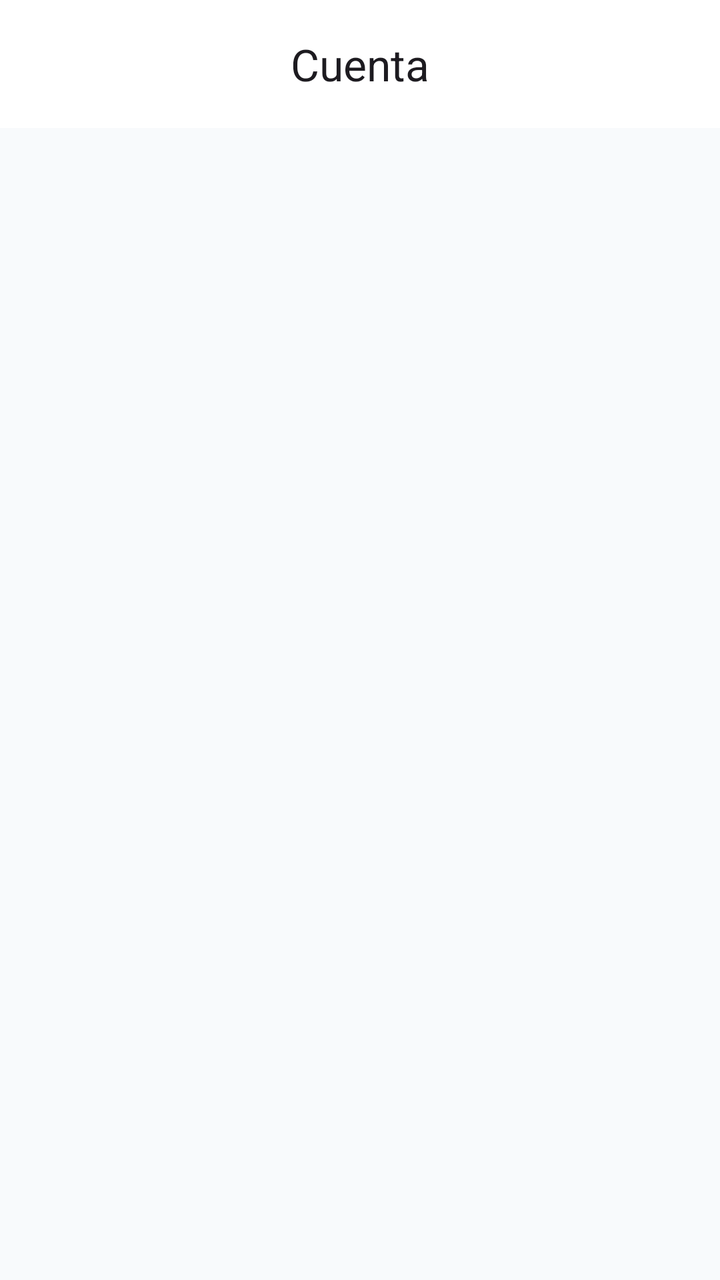
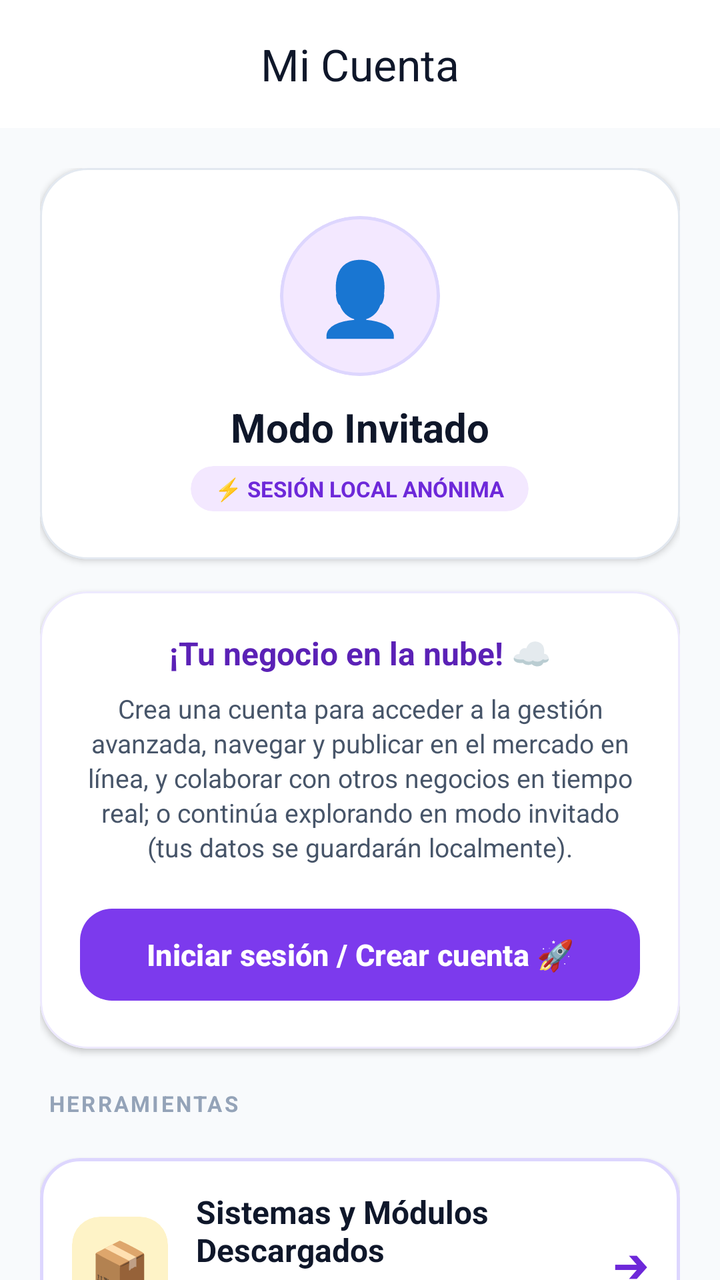

Screens rendered from an Android XML layout before and after an edit, with the pre-edit source and the edit as a unified diff.
<!-- AndroidManifest.xml: application theme Theme.Gomezmart -->
<!-- res/layout/fragment_buyer_account.xml -->
<?xml version="1.0" encoding="utf-8"?>
<androidx.coordinatorlayout.widget.CoordinatorLayout xmlns:android="http://schemas.android.com/apk/res/android"
    xmlns:app="http://schemas.android.com/apk/res-auto"
    android:layout_width="match_parent"
    android:layout_height="match_parent"
    android:background="@color/slate_50">

    <com.google.android.material.appbar.AppBarLayout
        android:layout_width="match_parent"
        android:layout_height="wrap_content"
        android:background="@color/white"
        app:elevation="0dp">
        <com.google.android.material.appbar.MaterialToolbar
            android:id="@+id/toolbarAccount"
            android:layout_width="match_parent"
            android:layout_height="?attr/actionBarSize"
            app:title="Cuenta"
            app:titleCentered="true" />
    </com.google.android.material.appbar.AppBarLayout>

    <FrameLayout
        android:id="@+id/containerBuyerAccountEmpty"
        android:layout_width="match_parent"
        android:layout_height="match_parent"
        app:layout_behavior="@string/appbar_scrolling_view_behavior">

        
    </FrameLayout>

</androidx.coordinatorlayout.widget.CoordinatorLayout>
<!-- resources referenced by this layout -->
<resources>
  <color name="slate_50">#F8FAFC</color>
  <color name="white">#FFFFFFFF</color>
  <style name="Theme.Gomezmart" parent="Base.Theme.Gomezmart" />
  <style name="Base.Theme.Gomezmart" parent="Theme.Material3.DayNight.NoActionBar">
          <item name="colorPrimary">@color/purple_600</item>
          <item name="colorOnPrimary">@color/white</item>
          <item name="colorSecondary">@color/indigo_500</item>
          <item name="colorSurface">@color/slate_50</item>
          <item name="colorOnSurface">@color/slate_900</item>
          <item name="colorOnSurfaceVariant">@color/slate_500</item>
          <item name="colorSurfaceContainer">@color/white</item>
          <item name="android:windowBackground">@color/slate_50</item>
      </style>
  <color name="purple_600">#7C3AED</color>
  <color name="indigo_500">#6366F1</color>
  <color name="slate_900">#0F172A</color>
  <color name="slate_500">#64748B</color>
</resources>

<!-- the commit's change to res/layout/fragment_buyer_account.xml (unified diff, before → after) -->
@@ -6,25 +6,484 @@
     android:background="@color/slate_50">
 
     <com.google.android.material.appbar.AppBarLayout
+        android:id="@+id/appBarAccount"
         android:layout_width="match_parent"
         android:layout_height="wrap_content"
         android:background="@color/white"
-        app:elevation="0dp">
+        app:elevation="2dp">
+
         <com.google.android.material.appbar.MaterialToolbar
             android:id="@+id/toolbarAccount"
             android:layout_width="match_parent"
             android:layout_height="?attr/actionBarSize"
-            app:title="Cuenta"
-            app:titleCentered="true" />
+            app:title="Mi Cuenta"
+            app:titleCentered="true"
+            app:titleTextColor="@color/slate_900" />
     </com.google.android.material.appbar.AppBarLayout>
 
-    <FrameLayout
-        android:id="@+id/containerBuyerAccountEmpty"
+    <androidx.core.widget.NestedScrollView
         android:layout_width="match_parent"
         android:layout_height="match_parent"
+        android:fillViewport="true"
         app:layout_behavior="@string/appbar_scrolling_view_behavior">
 
-        
-    </FrameLayout>
+        <LinearLayout
+            android:layout_width="match_parent"
+            android:layout_height="wrap_content"
+            android:orientation="vertical"
+            android:padding="20dp">
+
+            
+            <com.google.android.material.card.MaterialCardView
+                android:id="@+id/cardGuestProfileHeader"
+                android:layout_width="match_parent"
+                android:layout_height="wrap_content"
+                app:cardCornerRadius="24dp"
+                app:cardElevation="2dp"
+                app:cardBackgroundColor="@color/white"
+                app:strokeWidth="1dp"
+                app:strokeColor="@color/slate_200">
+
+                <LinearLayout
+                    android:layout_width="match_parent"
+                    android:layout_height="wrap_content"
+                    android:orientation="vertical"
+                    android:gravity="center"
+                    android:padding="24dp">
+
+                    <com.google.android.material.card.MaterialCardView
+                        android:layout_width="80dp"
+                        android:layout_height="80dp"
+                        app:cardCornerRadius="40dp"
+                        app:cardElevation="0dp"
+                        app:cardBackgroundColor="#F3E8FF"
+                        app:strokeWidth="1.5dp"
+                        app:strokeColor="@color/purple_200">
+
+                        <FrameLayout
+                            android:layout_width="match_parent"
+                            android:layout_height="match_parent">
+
+                            <TextView
+                                android:id="@+id/tvAccountProfileInitial"
+                                android:layout_width="match_parent"
+                                android:layout_height="match_parent"
+                                android:gravity="center"
+                                android:text="👤"
+                                android:textSize="36sp" />
+
+                            <ImageView
+                                android:id="@+id/ivAccountProfilePhoto"
+                                android:layout_width="match_parent"
+                                android:layout_height="match_parent"
+                                android:scaleType="centerCrop"
+                                android:visibility="gone" />
+                        </FrameLayout>
+                    </com.google.android.material.card.MaterialCardView>
+
+                    <TextView
+                        android:id="@+id/tvGuestName"
+                        android:layout_width="wrap_content"
+                        android:layout_height="wrap_content"
+                        android:layout_marginTop="12dp"
+                        android:text="Modo Invitado"
+                        android:textColor="@color/slate_900"
+                        android:textSize="20sp"
+                        android:textStyle="bold" />
+
+                    <TextView
+                        android:id="@+id/tvAccountEmail"
+                        android:layout_width="wrap_content"
+                        android:layout_height="wrap_content"
+                        android:layout_marginTop="2dp"
+                        android:text="usuario@correo.com"
+                        android:textColor="@color/slate_500"
+                        android:textSize="13sp"
+                        android:visibility="gone" />
+
+                    
+                    <com.google.android.material.card.MaterialCardView
+                        android:layout_width="wrap_content"
+                        android:layout_height="wrap_content"
+                        android:layout_marginTop="6dp"
+                        app:cardCornerRadius="12dp"
+                        app:cardElevation="0dp"
+                        app:cardBackgroundColor="#F3E8FF"
+                        app:strokeWidth="0dp">
+
+                        <TextView
+                            android:id="@+id/tvAccountBadge"
+                            android:layout_width="wrap_content"
+                            android:layout_height="wrap_content"
+                            android:paddingHorizontal="12dp"
+                            android:paddingVertical="4dp"
+                            android:text="⚡ SESIÓN LOCAL ANÓNIMA"
+                            android:textColor="@color/purple_700"
+                            android:textSize="11sp"
+                            android:textStyle="bold" />
+                    </com.google.android.material.card.MaterialCardView>
+                </LinearLayout>
+            </com.google.android.material.card.MaterialCardView>
+
+            
+            <com.google.android.material.card.MaterialCardView
+                android:id="@+id/cardGuestActionPrompt"
+                android:layout_width="match_parent"
+                android:layout_height="wrap_content"
+                android:layout_marginTop="16dp"
+                app:cardCornerRadius="24dp"
+                app:cardElevation="2dp"
+                app:cardBackgroundColor="@color/white"
+                app:strokeWidth="1dp"
+                app:strokeColor="@color/purple_100">
+
+                <LinearLayout
+                    android:layout_width="match_parent"
+                    android:layout_height="wrap_content"
+                    android:orientation="vertical"
+                    android:padding="20dp"
+                    android:gravity="center">
+
+                    <TextView
+                        android:layout_width="wrap_content"
+                        android:layout_height="wrap_content"
+                        android:text="¡Tu negocio en la nube! ☁️"
+                        android:textColor="@color/purple_800"
+                        android:textSize="16sp"
+                        android:textStyle="bold"
+                        android:gravity="center" />
+
+                    <TextView
+                        android:layout_width="match_parent"
+                        android:layout_height="wrap_content"
+                        android:layout_marginTop="8dp"
+                        android:text="Crea una cuenta para acceder a la gestión avanzada, navegar y publicar en el mercado en línea, y colaborar con otros negocios en tiempo real; o continúa explorando en modo invitado (tus datos se guardarán localmente)."
+                        android:textColor="@color/slate_600"
+                        android:textSize="13sp"
+                        android:gravity="center"
+                        android:lineSpacingExtra="2dp" />
+
+                    <com.google.android.material.button.MaterialButton
+                        android:id="@+id/btnGuestLoginAccount"
+                        style="@style/Widget.Material3.Button"
+                        android:layout_width="match_parent"
+                        android:layout_height="54dp"
+                        android:layout_marginTop="18dp"
+                        android:text="Iniciar sesión / Crear cuenta 🚀"
+                        android:textColor="@color/white"
+                        app:backgroundTint="@color/purple_600"
+                        app:cornerRadius="16dp"
+                        android:textSize="15sp"
+                        android:textStyle="bold" />
+                </LinearLayout>
+            </com.google.android.material.card.MaterialCardView>
+
+            
+            <TextView
+                android:layout_width="wrap_content"
+                android:layout_height="wrap_content"
+                android:layout_marginTop="20dp"
+                android:layout_marginStart="4dp"
+                android:layout_marginBottom="8dp"
+                android:text="HERRAMIENTAS"
+                android:textColor="@color/slate_400"
+                android:textSize="11sp"
+                android:textStyle="bold"
+                android:letterSpacing="0.1" />
+
+            
+            <com.google.android.material.card.MaterialCardView
+                android:id="@+id/cardDownloadedModulesAccount"
+                android:layout_width="match_parent"
+                android:layout_height="wrap_content"
+                android:layout_marginTop="12dp"
+                app:cardCornerRadius="20dp"
+                app:cardElevation="2dp"
+                app:cardBackgroundColor="@color/white"
+                app:strokeWidth="1.5dp"
+                app:strokeColor="@color/purple_200"
+                android:clickable="true"
+                android:focusable="true"
+                android:foreground="?attr/selectableItemBackground">
+
+                <LinearLayout
+                    android:layout_width="match_parent"
+                    android:layout_height="wrap_content"
+                    android:orientation="horizontal"
+                    android:gravity="center_vertical"
+                    android:padding="16dp">
+
+                    <com.google.android.material.card.MaterialCardView
+                        android:layout_width="48dp"
+                        android:layout_height="48dp"
+                        app:cardCornerRadius="14dp"
+                        app:cardElevation="0dp"
+                        app:cardBackgroundColor="#FEF3C7"
+                        app:strokeWidth="0dp">
+
+                        <TextView
+                            android:layout_width="match_parent"
+                            android:layout_height="match_parent"
+                            android:gravity="center"
+                            android:text="📦"
+                            android:textSize="24sp" />
+                    </com.google.android.material.card.MaterialCardView>
+
+                    <LinearLayout
+                        android:layout_width="0dp"
+                        android:layout_height="wrap_content"
+                        android:layout_weight="1"
+                        android:orientation="vertical"
+                        android:layout_marginStart="14dp">
+
+                        <TextView
+                            android:layout_width="wrap_content"
+                            android:layout_height="wrap_content"
+                            android:text="Sistemas y Módulos Descargados"
+                            android:textColor="@color/slate_900"
+                            android:textSize="16sp"
+                            android:textStyle="bold" />
+
+                        <TextView
+                            android:layout_width="wrap_content"
+                            android:layout_height="wrap_content"
+                            android:layout_marginTop="3dp"
+                            android:text="Gestiona, descarga o borra sistemas para liberar espacio en tu dispositivo."
+                            android:textColor="@color/slate_600"
+                            android:textSize="12sp"
+                            android:lineSpacingExtra="1dp" />
+                    </LinearLayout>
+
+                    <TextView
+                        android:layout_width="wrap_content"
+                        android:layout_height="wrap_content"
+                        android:text="➔"
+                        android:textColor="@color/purple_700"
+                        android:textSize="18sp"
+                        android:textStyle="bold"
+                        android:layout_marginStart="8dp" />
+                </LinearLayout>
+            </com.google.android.material.card.MaterialCardView>
+
+            
+            <com.google.android.material.card.MaterialCardView
+                android:id="@+id/cardGuestSettings"
+                android:layout_width="match_parent"
+                android:layout_height="wrap_content"
+                android:layout_marginTop="12dp"
+                app:cardCornerRadius="20dp"
+                app:cardElevation="2dp"
+                app:cardBackgroundColor="@color/white"
+                app:strokeWidth="1.5dp"
+                app:strokeColor="@color/slate_200"
+                android:clickable="true"
+                android:focusable="true"
+                android:foreground="?attr/selectableItemBackground">
+
+                <LinearLayout
+                    android:layout_width="match_parent"
+                    android:layout_height="wrap_content"
+                    android:orientation="horizontal"
+                    android:gravity="center_vertical"
+                    android:padding="16dp">
+
+                    <com.google.android.material.card.MaterialCardView
+                        android:layout_width="48dp"
+                        android:layout_height="48dp"
+                        app:cardCornerRadius="14dp"
+                        app:cardElevation="0dp"
+                        app:cardBackgroundColor="#FEF3C7"
+                        app:strokeWidth="0dp">
+
+                        <TextView
+                            android:layout_width="match_parent"
+                            android:layout_height="match_parent"
+                            android:gravity="center"
+                            android:text="🔔"
+                            android:textSize="24sp" />
+                    </com.google.android.material.card.MaterialCardView>
+
+                    <LinearLayout
+                        android:layout_width="0dp"
+                        android:layout_height="wrap_content"
+                        android:layout_weight="1"
+                        android:orientation="vertical"
+                        android:layout_marginStart="14dp">
+
+                        <TextView
+                            android:layout_width="wrap_content"
+                            android:layout_height="wrap_content"
+                            android:text="Ajustes de la App"
+                            android:textColor="@color/slate_900"
+                            android:textSize="16sp"
+                            android:textStyle="bold" />
+
+                        <TextView
+                            android:layout_width="wrap_content"
+                            android:layout_height="wrap_content"
+                            android:layout_marginTop="3dp"
+                            android:text="Activa o desactiva las notificaciones del sistema, avisos y alertas."
+                            android:textColor="@color/slate_600"
+                            android:textSize="12sp"
+                            android:lineSpacingExtra="1dp" />
+                    </LinearLayout>
+
+                    <TextView
+                        android:layout_width="wrap_content"
+                        android:layout_height="wrap_content"
+                        android:text="➔"
+                        android:textColor="@color/slate_400"
+                        android:textSize="18sp"
+                        android:textStyle="bold"
+                        android:layout_marginStart="8dp" />
+                </LinearLayout>
+            </com.google.android.material.card.MaterialCardView>
+
+            
+            <com.google.android.material.card.MaterialCardView
+                android:id="@+id/cardAccountSettings"
+                android:layout_width="match_parent"
+                android:layout_height="wrap_content"
+                android:layout_marginTop="12dp"
+                app:cardCornerRadius="20dp"
+                app:cardElevation="2dp"
+                app:cardBackgroundColor="@color/white"
+                app:strokeWidth="1.5dp"
+                app:strokeColor="@color/slate_200"
+                android:clickable="true"
+                android:focusable="true"
+                android:foreground="?attr/selectableItemBackground">
+
+                <LinearLayout
+                    android:layout_width="match_parent"
+                    android:layout_height="wrap_content"
+                    android:orientation="horizontal"
+                    android:gravity="center_vertical"
+                    android:padding="16dp">
+
+                    <com.google.android.material.card.MaterialCardView
+                        android:layout_width="48dp"
+                        android:layout_height="48dp"
+                        app:cardCornerRadius="14dp"
+                        app:cardElevation="0dp"
+                        app:cardBackgroundColor="#E0F2FE"
+                        app:strokeWidth="0dp">
+
+                        <TextView
+                            android:layout_width="match_parent"
+                            android:layout_height="match_parent"
+                            android:gravity="center"
+                            android:text="👤"
+                            android:textSize="24sp" />
+                    </com.google.android.material.card.MaterialCardView>
+
+                    <LinearLayout
+                        android:layout_width="0dp"
+                        android:layout_height="wrap_content"
+                        android:layout_weight="1"
+                        android:orientation="vertical"
+                        android:layout_marginStart="14dp">
+
+                        <TextView
+                            android:layout_width="wrap_content"
+                            android:layout_height="wrap_content"
+                            android:text="Ajustes de Cuenta"
+                            android:textColor="@color/slate_900"
+                            android:textSize="16sp"
+                            android:textStyle="bold" />
+
+                        <TextView
+                            android:layout_width="wrap_content"
+                            android:layout_height="wrap_content"
+                            android:layout_marginTop="3dp"
+                            android:text="Perfil, seguridad, direcciones de entrega, política y eliminación de datos."
+                            android:textColor="@color/slate_600"
+                            android:textSize="12sp"
+                            android:lineSpacingExtra="1dp" />
+                    </LinearLayout>
+
+                    <TextView
+                        android:layout_width="wrap_content"
+                        android:layout_height="wrap_content"
+                        android:text="➔"
+                        android:textColor="@color/slate_400"
+                        android:textSize="18sp"
+                        android:textStyle="bold"
+                        android:layout_marginStart="8dp" />
+                </LinearLayout>
+            </com.google.android.material.card.MaterialCardView>
+
+            
+            <TextView
+                android:layout_width="wrap_content"
+                android:layout_height="wrap_content"
+                android:layout_marginTop="20dp"
+                android:layout_marginStart="4dp"
+                android:layout_marginBottom="8dp"
+                android:text="ESTADO DE TU CUENTA"
+                android:textColor="@color/slate_400"
+                android:textSize="11sp"
+                android:textStyle="bold"
+                android:letterSpacing="0.1" />
+
+            <com.google.android.material.card.MaterialCardView
+                android:layout_width="match_parent"
+                android:layout_height="wrap_content"
+                app:cardCornerRadius="18dp"
+                app:cardElevation="1dp"
+                app:cardBackgroundColor="@color/white"
+                app:strokeWidth="1dp"
+                app:strokeColor="@color/slate_200">
+
+                <LinearLayout
+                    android:layout_width="match_parent"
+                    android:layout_height="wrap_content"
+                    android:orientation="vertical"
+                    android:padding="16dp">
+
+                    <LinearLayout
+                        android:layout_width="match_parent"
+                        android:layout_height="wrap_content"
+                        android:orientation="horizontal"
+                        android:gravity="center_vertical">
+                        <TextView android:layout_width="wrap_content" android:layout_height="wrap_content" android:text="📱" android:textSize="20sp" />
+                        <LinearLayout android:layout_width="0dp" android:layout_height="wrap_content" android:layout_weight="1" android:orientation="vertical" android:layout_marginStart="12dp">
+                            <TextView android:layout_width="wrap_content" android:layout_height="wrap_content" android:text="Almacenamiento Local" android:textColor="@color/slate_900" android:textSize="14sp" android:textStyle="bold" />
+                            <TextView android:layout_width="wrap_content" android:layout_height="wrap_content" android:text="Tus ventas e inventario se guardan en el teléfono." android:textColor="@color/slate_500" android:textSize="12sp" />
+                        </LinearLayout>
+                    </LinearLayout>
+
+                    <View android:layout_width="match_parent" android:layout_height="1dp" android:background="@color/slate_100" android:layout_marginVertical="12dp" />
+
+                    <LinearLayout
+                        android:layout_width="match_parent"
+                        android:layout_height="wrap_content"
+                        android:orientation="horizontal"
+                        android:gravity="center_vertical">
+                        <TextView android:layout_width="wrap_content" android:layout_height="wrap_content" android:text="📢" android:textSize="20sp" />
+                        <LinearLayout android:layout_width="0dp" android:layout_height="wrap_content" android:layout_weight="1" android:orientation="vertical" android:layout_marginStart="12dp">
+                            <TextView android:layout_width="wrap_content" android:layout_height="wrap_content" android:text="Comunicados del Sistema" android:textColor="@color/slate_900" android:textSize="14sp" android:textStyle="bold" />
+                            <TextView android:layout_width="wrap_content" android:layout_height="wrap_content" android:text="Lectura de avisos oficiales e información." android:textColor="@color/slate_500" android:textSize="12sp" />
+                        </LinearLayout>
+                    </LinearLayout>
+
+                    <View android:layout_width="match_parent" android:layout_height="1dp" android:background="@color/slate_100" android:layout_marginVertical="12dp" />
+
+                    <LinearLayout
+                        android:layout_width="match_parent"
+                        android:layout_height="wrap_content"
+                        android:orientation="horizontal"
+                        android:gravity="center_vertical">
+                        <TextView android:layout_width="wrap_content" android:layout_height="wrap_content" android:text="☁️" android:textSize="20sp" />
+                        <LinearLayout android:layout_width="0dp" android:layout_height="wrap_content" android:layout_weight="1" android:orientation="vertical" android:layout_marginStart="12dp">
+                            <TextView android:layout_width="wrap_content" android:layout_height="wrap_content" android:text="Copia de Seguridad en la Nube" android:textColor="@color/slate_900" android:textSize="14sp" android:textStyle="bold" />
+                            <TextView android:layout_width="wrap_content" android:layout_height="wrap_content" android:text="Requiere iniciar sesión o crear una cuenta." android:textColor="@color/purple_700" android:textSize="12sp" />
+                        </LinearLayout>
+                    </LinearLayout>
+                </LinearLayout>
+            </com.google.android.material.card.MaterialCardView>
+
+        </LinearLayout>
+    </androidx.core.widget.NestedScrollView>
 
 </androidx.coordinatorlayout.widget.CoordinatorLayout>
<!-- resource entries referenced after the edit -->
@@ -1,5 +1,7 @@
 <!-- resources referenced by this layout -->
 <resources>
+  <color name="purple_100">#EDE9FE</color>
+  <color name="purple_200">#DDD6FE</color>
   <color name="slate_50">#F8FAFC</color>
   <color name="white">#FFFFFFFF</color>
   <style name="Theme.Gomezmart" parent="Base.Theme.Gomezmart" />
@@ -14,8 +16,14 @@
           <item name="android:windowBackground">@color/slate_50</item>
       </style>
   <color name="purple_600">#7C3AED</color>
+  <color name="purple_700">#6D28D9</color>
+  <color name="purple_800">#5B21B6</color>
+  <color name="slate_100">#F1F5F9</color>
+  <color name="slate_200">#E2E8F0</color>
+  <color name="slate_400">#94A3B8</color>
   <color name="indigo_500">#6366F1</color>
   <color name="slate_900">#0F172A</color>
   <color name="slate_500">#64748B</color>
+  <color name="slate_600">#475569</color>
 </resources>
 
